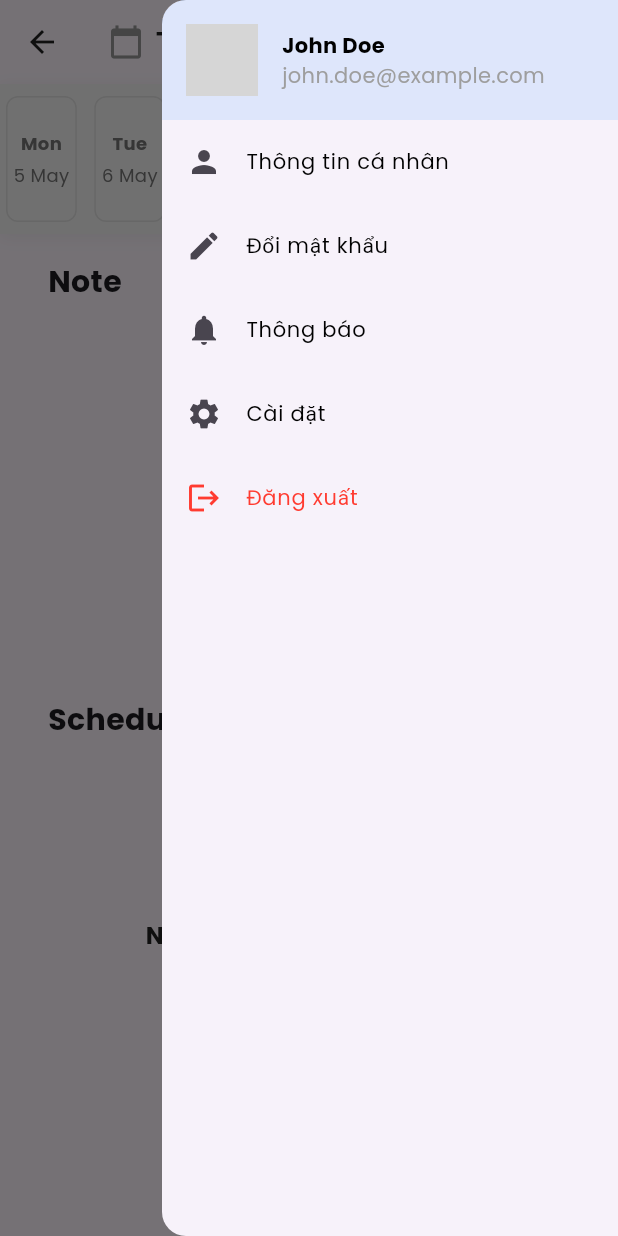
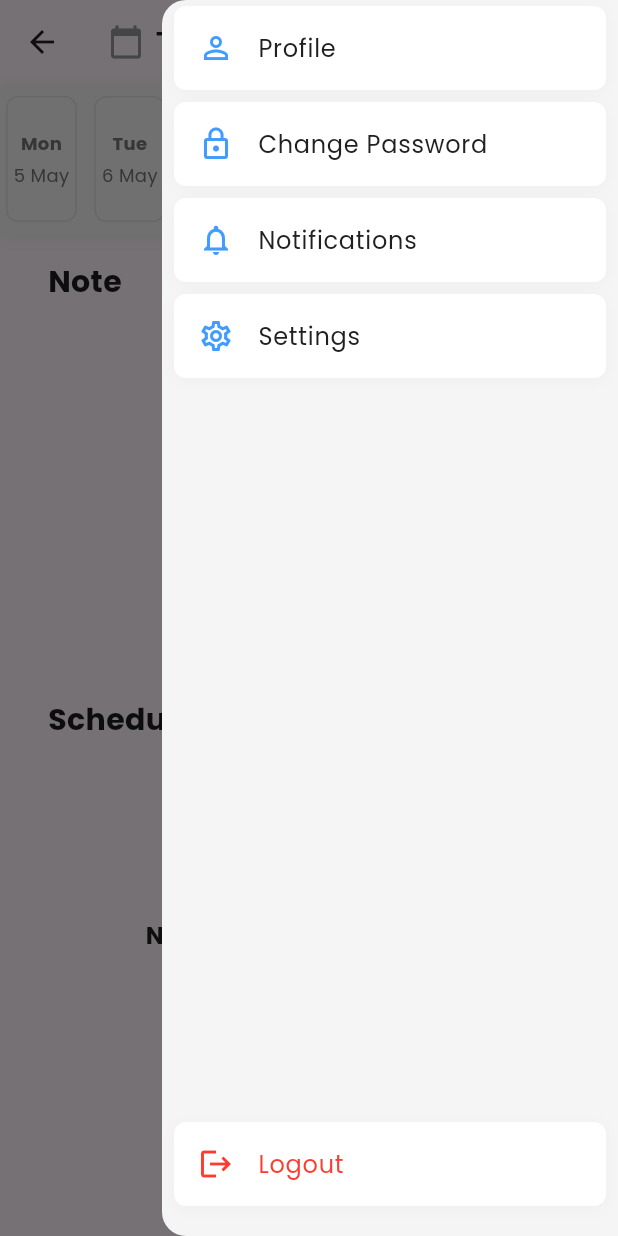
Before and after one commit to thanhquang2004/Study-tracker-app, a Flutter app: the HomeView screen opened by its route, with the side drawer open, on a phone screen of 412 x 824 dp. Run offline on Flutter 3.47's test engine with Material 3 defaults, Android fonts, the light colour scheme and no system bars; our stand-ins replace dio, equatable, flutter_bloc, flutter_dotenv, flutter_secure_storage, flutter_svg and 7 more; accounts and stored records are empty; network calls fail; grey boxes are pictures that could not be loaded.

Commit message:
feat: update ui

```diff
--- a/lib/presentation/home/view/widget/home_drawer.dart
+++ b/lib/presentation/home/view/widget/home_drawer.dart
@@ -11,64 +11,16 @@ class HomeDrawer extends StatelessWidget {
   @override
   Widget build(BuildContext context) {
     return Drawer(
+      backgroundColor: XColors.neutral_9,
       child: SafeArea(
         child: Column(
+          crossAxisAlignment: CrossAxisAlignment.start,
           children: [
-            _buildHeader(context),
-            Expanded(
-              child: ListView(
-                padding: EdgeInsets.zero,
-                children: [
-                  _buildMenuItem(
-                    context,
-                    icon: Icons.person,
-                    title: 'Thông tin cá nhân',
-                    onTap: () {
-                      Navigator.pop(context);
-                      Navigator.pushNamed(context, Routes.profile);
-                    },
-                  ),
-                  _buildMenuItem(
-                    context,
-                    icon: Icons.edit,
-                    title: 'Đổi mật khẩu',
-                    onTap: () {
-                      Navigator.pop(context);
-                      Navigator.pushNamed(context, Routes.changePassword);
-                    },
-                  ),
-                  _buildMenuItem(
-                    context,
-                    icon: Icons.notifications,
-                    title: 'Thông báo',
-                    onTap: () {
-                      Navigator.pop(context);
-                      Navigator.pushNamed(context, Routes.notifications);
-                    },
-                  ),
-                  _buildMenuItem(
-                    context,
-                    icon: Icons.settings,
-                    title: 'Cài đặt ',
-                    onTap: () {
-                      Navigator.pop(context);
-                      Navigator.pushNamed(context, Routes.settings);
-                    },
-                  ),
+            // _buildHeader(context),
+            _buildMenuItems(context),
             const Spacer(),
-                  _buildMenuItem(
-                    context,
-                    icon: Icons.logout,
-                    title: 'Đăng xuất',
-                    isDanger: true,
-                    onTap: () {
-                      Navigator.pop(context);
-                      _showLogoutDialog(context);
-                    },
-                  ),
-                ],
-              ),
-            ),
+            _buildLogoutItem(context),
+            const SizedBox(height: AppSize.s16),
           ],
         ),
       ),
@@ -77,32 +29,73 @@ class HomeDrawer extends StatelessWidget {
 
   Widget _buildHeader(BuildContext context) {
     return Container(
-      padding: const EdgeInsets.all(AppSize.s16),
+      width: double.infinity,
+      padding: const EdgeInsets.all(AppSize.s24),
       decoration: BoxDecoration(
-        color: Theme.of(context).primaryColor.withOpacity(0.1),
+        gradient: LinearGradient(
+          colors: [XColors.primary, XColors.primary2],
+          begin: Alignment.topLeft,
+          end: Alignment.bottomRight,
         ),
-      child: Row(
-        children: [
-          const CircleAvatar(
-            radius: AppSize.s24,
-            backgroundImage: NetworkImage('https://via.placeholder.com/48'),
       ),
-          const SizedBox(width: AppSize.s16),
-          Column(
+      child: Column(
         crossAxisAlignment: CrossAxisAlignment.start,
         children: [
           Text(
             'John Doe',
-                style: getBoldStyle(color: Colors.black),
+            style: getBoldStyle(color: Colors.white).copyWith(fontSize: AppSize.s20),
           ),
+          const SizedBox(height: AppSize.s8),
           Text(
             'john.doe@example.com',
-                style: getRegularStyle(color: Colors.grey),
+            style: getRegularStyle(color: Colors.white.withOpacity(0.9))
+                .copyWith(fontSize: AppSize.s14),
           ),
         ],
       ),
+    );
+  }
+
+  Widget _buildMenuItems(BuildContext context) {
+    return Column(
+      children: [
+        _buildMenuItem(
+          context,
+          icon: Icons.person_outline,
+          title: 'Profile',
+          onTap: () {
+            Navigator.pop(context);
+            Navigator.pushNamed(context, Routes.profile);
+          },
+        ),
+        _buildMenuItem(
+          context,
+          icon: Icons.lock_outline,
+          title: 'Change Password',
+          onTap: () {
+            Navigator.pop(context);
+            Navigator.pushNamed(context, Routes.changePassword);
+          },
+        ),
+        _buildMenuItem(
+          context,
+          icon: Icons.notifications_outlined,
+          title: 'Notifications',
+          onTap: () {
+            Navigator.pop(context);
+            Navigator.pushNamed(context, Routes.notifications);
+          },
+        ),
+        _buildMenuItem(
+          context,
+          icon: Icons.settings_outlined,
+          title: 'Settings',
+          onTap: () {
+            Navigator.pop(context);
+            Navigator.pushNamed(context, Routes.settings);
+          },
+        ),
       ],
-      ),
     );
   }
 
@@ -113,18 +106,47 @@ class HomeDrawer extends StatelessWidget {
     required VoidCallback onTap,
     bool isDanger = false,
   }) {
-    return ListTile(
+    return Container(
+      margin: const EdgeInsets.symmetric(horizontal: AppSize.s8, vertical: AppSize.s4),
+      decoration: BoxDecoration(
+        color: Colors.white,
+        borderRadius: BorderRadius.circular(AppSize.s8),
+        boxShadow: [
+          BoxShadow(
+            color: XColors.neutral_6.withOpacity(0.1),
+            blurRadius: AppSize.s8,
+            offset: const Offset(0, 2),
+          ),
+        ],
+      ),
+      child: ListTile(
         leading: Icon(
           icon,
-        color: isDanger ? XColors.semanticError : null,
+          color: isDanger ? XColors.semanticError : XColors.primary2,
+          size: AppSize.s24,
         ),
         title: Text(
           title,
-        style: isDanger
-            ? getRegularStyle(color: XColors.semanticError)
-            : getRegularStyle(color: Colors.black),
+          style: getRegularStyle(
+            color: isDanger ? XColors.semanticError : XColors.neutral_1,
+          ).copyWith(fontSize: AppSize.s16),
         ),
         onTap: onTap,
+        contentPadding: const EdgeInsets.symmetric(horizontal: AppSize.s16),
+      ),
+    );
+  }
+
+  Widget _buildLogoutItem(BuildContext context) {
+    return _buildMenuItem(
+      context,
+      icon: Icons.logout,
+      title: 'Logout',
+      isDanger: true,
+      onTap: () {
+        Navigator.pop(context);
+        _showLogoutDialog(context);
+      },
     );
   }
 
@@ -132,25 +154,45 @@ class HomeDrawer extends StatelessWidget {
     showDialog(
       context: context,
       builder: (context) => AlertDialog(
-        title: Text('Logout', style: getBoldStyle(color: Colors.black)),
+        backgroundColor: Colors.white,
+        shape: RoundedRectangleBorder(
+          borderRadius: BorderRadius.circular(AppSize.s12),
+        ),
+        title: Text(
+          'Logout',
+          style: getBoldStyle(color: XColors.neutral_1).copyWith(fontSize: AppSize.s18),
+        ),
         content: Text(
           'Are you sure you want to logout?',
-          style: getRegularStyle(color: Colors.black),
+          style: getRegularStyle(color: XColors.neutral_3).copyWith(fontSize: AppSize.s16),
         ),
         actions: [
           TextButton(
             onPressed: () => Navigator.pop(context),
-            child: Text('Cancel', style: getRegularStyle(color: Colors.black)),
+            child: Text(
+              'Cancel',
+              style: getRegularStyle(color: XColors.neutral_4).copyWith(fontSize: AppSize.s14),
+            ),
           ),
           TextButton(
             onPressed: () {
               Navigator.pop(context);
               AuthService().signOut().catchError((error) {
-                print('Logout error: $error');
+                ScaffoldMessenger.of(context).showSnackBar(
+                  SnackBar(
+                    content: Text(
+                      'Logout failed: $error',
+                      style: getRegularStyle(color: Colors.white),
+                    ),
+                    backgroundColor: XColors.semanticError,
+                  ),
+                );
               });
             },
-            child: Text('Logout',
-                style: getRegularStyle(color: XColors.semanticError)),
+            child: Text(
+              'Logout',
+              style: getRegularStyle(color: XColors.semanticError).copyWith(fontSize: AppSize.s14),
+            ),
           ),
         ],
       ),
```
Lines whose indentation alone changed are shown as unchanged.
